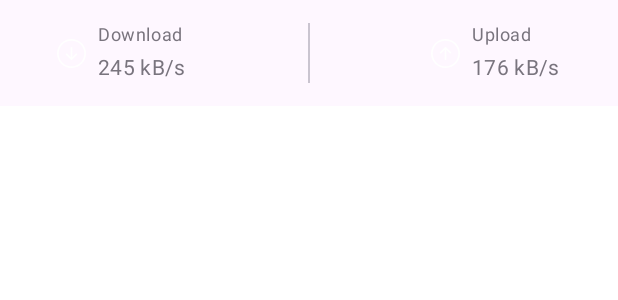
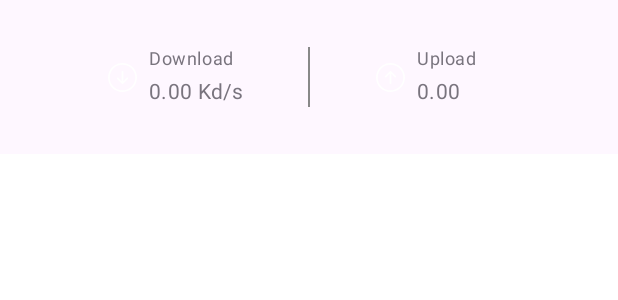
Before and after one commit to Cjiio/FoxLink, an Android app built with Jetpack Compose: the @Preview function UpDownSpeedPreview, on a phone screen of 412 x 824 dp. Shown: the top 300 px of the screen. Run offline under Robolectric (Android 15) with nearby library versions, the phone set to English and light mode, and no system bars.

Commit message:
添加网速显示，优化布局，全部使用L日志库

```diff
--- a/app/src/main/java/tech/foxio/foxlink/ui/screens/home/HomeScreen.kt
+++ b/app/src/main/java/tech/foxio/foxlink/ui/screens/home/HomeScreen.kt
@@ -67,7 +67,6 @@ fun HomeScreen(
 ) {
     val dataState by homeViewModel.uiState.collectAsStateWithLifecycle()
     val connectInfo by homeViewModel.connectInfo.collectAsStateWithLifecycle()
-    val timeState by homeViewModel.timeState.collectAsStateWithLifecycle()
     val connectState = dataState.connectState
     val tipsContent: String
     val tipsIcon: ImageVector
@@ -123,9 +122,9 @@ fun HomeScreen(
                     .padding(horizontal = 25.dp)
                     .padding(it)
             ) {
-                ConnectionTime(timeState.formattedTime)
+                ConnectionTime(connectInfo.connectTime)
                 ConnectionInfo(connectInfo)
-                UpDownSpeed()
+                UpDownSpeed(connectInfo)
                 ConnectButton(
                     homeViewModel,
                     connectButtonBgColor,
@@ -390,39 +389,6 @@ fun TipsViewPreview() {
 }
 
 @Composable
-fun SpeedView(
-    icon: Int, text: String, speed: String
-) {
-    Row(
-        modifier = Modifier.padding(horizontal = 8.dp),
-        verticalAlignment = Alignment.CenterVertically,
-        horizontalArrangement = Arrangement.Center
-    ) {
-        Icon(
-            painter = painterResource(id = icon),
-            contentDescription = null,
-            tint = MaterialTheme.colorScheme.onPrimary,
-        )
-        Spacer(modifier = Modifier.width(8.dp))
-        Column(
-            verticalArrangement = Arrangement.Center,
-        ) {
-            Text(
-                text = text,
-                color = MaterialTheme.colorScheme.outline,
-                style = MaterialTheme.typography.bodySmall
-            )
-            Spacer(modifier = Modifier.height(4.dp))
-            Text(
-                text = "$speed kB/s",
-                color = MaterialTheme.colorScheme.outline,
-                style = MaterialTheme.typography.bodyMedium
-            )
-        }
-    }
-}
-
-@Composable
 private fun ConnectionInfo(connectInfo: ConnectInfo) {
     Surface(
         color = MaterialTheme.colorScheme.surface,
@@ -487,7 +453,7 @@ fun ConnectionInfoPreview() {
 }
 
 @Composable
-fun UpDownSpeed() {
+fun UpDownSpeed(connectInfo: ConnectInfo) {
     Row(
         modifier = Modifier
             .padding(vertical = 15.dp, horizontal = 30.dp)
@@ -495,13 +461,90 @@ fun UpDownSpeed() {
         verticalAlignment = Alignment.CenterVertically,
         horizontalArrangement = Arrangement.SpaceBetween
     ) {
-        SpeedView(R.drawable.line_arrow_circle_down_light, "Download", "245")
+        Column(
+            verticalArrangement = Arrangement.Center,
+            horizontalAlignment = Alignment.CenterHorizontally,
+            modifier = Modifier
+                .weight(1f)
+                .padding(vertical = 16.dp)
+        ) {
+            Row(
+                modifier = Modifier
+                    .padding(horizontal = 8.dp),
+                verticalAlignment = Alignment.CenterVertically,
+                horizontalArrangement = Arrangement.Center
+            ) {
+                Icon(
+                    painter = painterResource(id = R.drawable.line_arrow_circle_down_light),
+                    contentDescription = null,
+                    tint = MaterialTheme.colorScheme.onPrimary,
+                )
+                Spacer(modifier = Modifier.width(8.dp))
+                Column(
+                    verticalArrangement = Arrangement.Center,
+                ) {
+                    Text(
+                        text = "Download",
+                        color = MaterialTheme.colorScheme.outline,
+                        style = MaterialTheme.typography.bodySmall
+                    )
+                    Spacer(modifier = Modifier.height(4.dp))
+                    Text(
+                        modifier = Modifier
+                            .defaultMinSize(minWidth = 60.dp),
+                        text = connectInfo.downloadSpeeds,
+                        color = MaterialTheme.colorScheme.outline,
+                        style = MaterialTheme.typography.bodyMedium
+                    )
+                }
+            }
+        }
         Divider(
+            color = Color.Gray,
+            thickness = 1.dp,
             modifier = Modifier
+                .padding(vertical = 16.dp)
                 .height(40.dp)
-                .width(1.dp),
+                .width(1.dp)
         )
-        SpeedView(R.drawable.line_arrow_circle_up_light, "Upload", "176")
+        Column(
+            modifier = Modifier
+                .weight(1f)
+                .padding(vertical = 16.dp),
+            verticalArrangement = Arrangement.Center,
+            horizontalAlignment = Alignment.CenterHorizontally,
+        ) {
+            Row(
+                modifier = Modifier
+                    .padding(horizontal = 8.dp),
+                verticalAlignment = Alignment.CenterVertically,
+                horizontalArrangement = Arrangement.Center
+            ) {
+                Icon(
+                    painter = painterResource(id = R.drawable.line_arrow_circle_up_light),
+                    contentDescription = null,
+                    tint = MaterialTheme.colorScheme.onPrimary,
+                )
+                Spacer(modifier = Modifier.width(8.dp))
+                Column(
+                    verticalArrangement = Arrangement.Center,
+                ) {
+                    Text(
+                        text = "Upload",
+                        color = MaterialTheme.colorScheme.outline,
+                        style = MaterialTheme.typography.bodySmall
+                    )
+                    Spacer(modifier = Modifier.height(4.dp))
+                    Text(
+                        modifier = Modifier
+                            .defaultMinSize(minWidth = 60.dp),
+                        text = connectInfo.uploadSpeeds,
+                        color = MaterialTheme.colorScheme.outline,
+                        style = MaterialTheme.typography.bodyMedium
+                    )
+                }
+            }
+        }
     }
 }
 
@@ -512,7 +555,13 @@ fun UpDownSpeedPreview() {
         Surface(
             color = MaterialTheme.colorScheme.background,
         ) {
-            UpDownSpeed()
+            val connectInfo = ConnectInfo(
+                deviceName = "iPhone",
+                ip = "",
+                downloadSpeeds = "0.00 Kd/s",
+                uploadSpeeds = "0.00"
+            )
+            UpDownSpeed(connectInfo)
         }
     }
 }
```
Also changed, not shown: app/src/main/java/tech/foxio/foxlink/tool/EngineRunner.java (+7 -6 lines), app/src/main/java/tech/foxio/foxlink/tool/IFace.java (+5 -4 lines), app/src/main/java/tech/foxio/foxlink/tool/VPNService.java (+10 -10 lines), app/src/main/java/tech/foxio/foxlink/ui/screens/home/HomeState.kt (+4 -10 lines), app/src/main/java/tech/foxio/foxlink/ui/screens/home/HomeViewModel.kt (+35 -21 lines), app/src/main/java/tech/foxio/foxlink/utils/GetUpAndDownloadSpeed.kt (added, +109 -0 lines), app/src/main/java/tech/foxio/foxlink/utils/NetbirdModule.java (+9 -10 lines).
